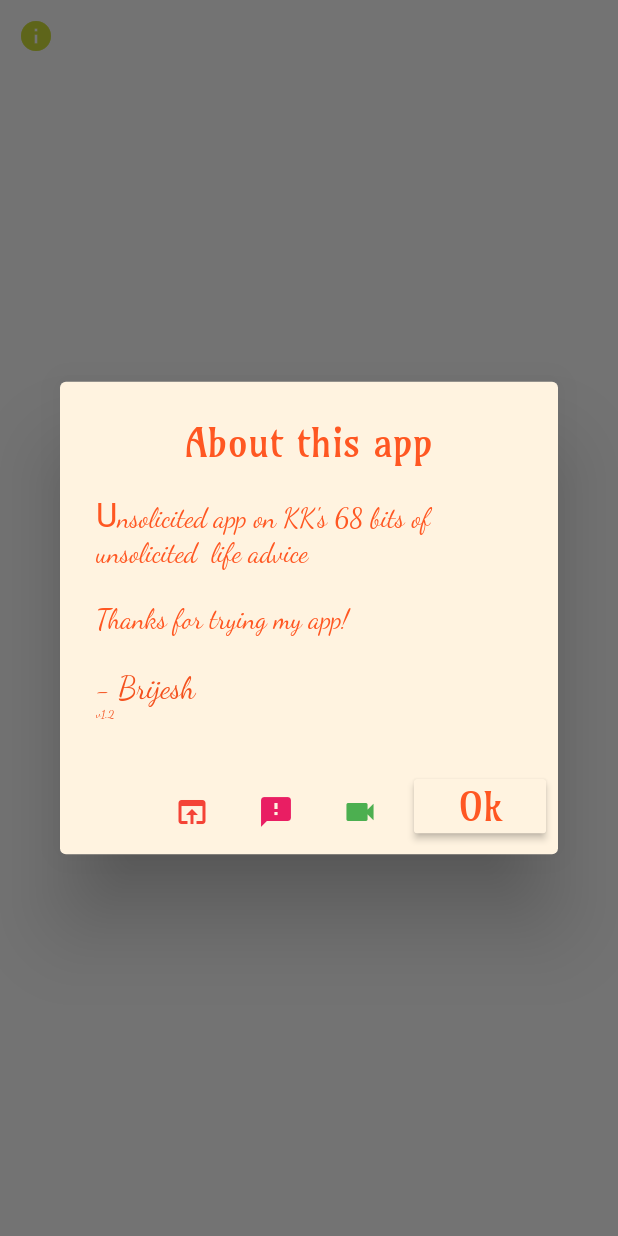
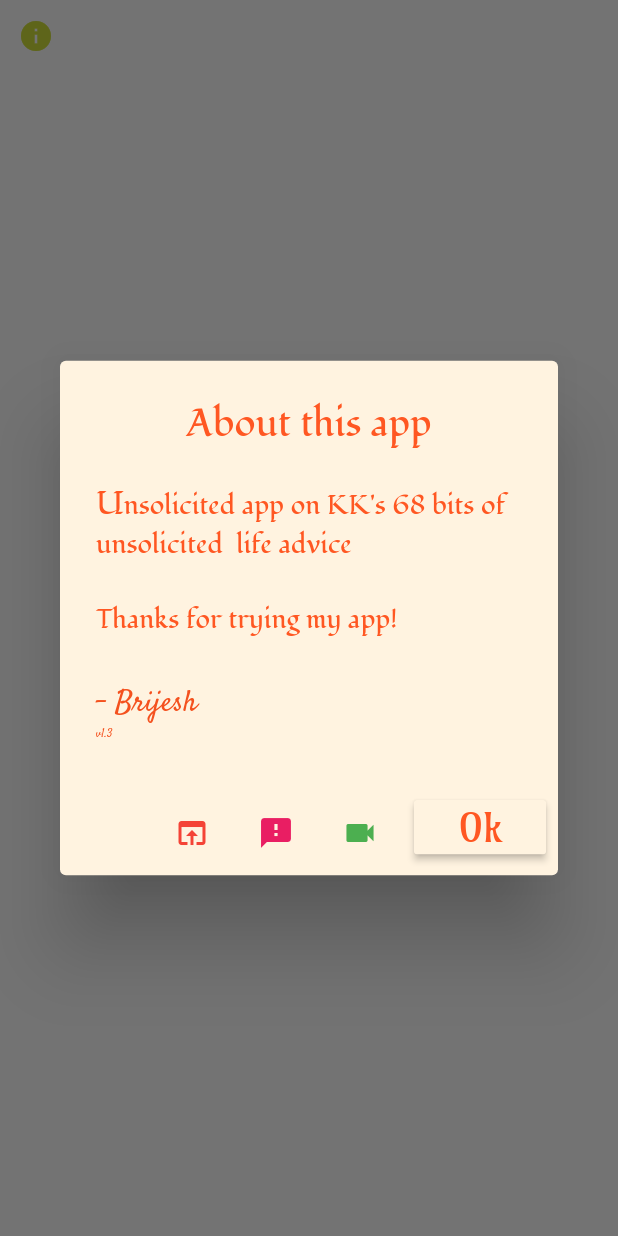
Before and after one commit to ammanath/kk_advice, a Flutter app: the AboutButton widget shown alone on an empty page, opened directly, after a tap on the "info" icon, on a phone screen of 412 x 824 dp. Run offline on Flutter 3.47's test engine with Material 2 defaults, Android fonts, the phone set to English and light mode, and no system bars; our stand-ins replace animated_text_kit, google_fonts, rating_dialog; missing offline and left inert: launch_review, rounded_letter.

Commit message:
embed fonts

```diff
--- a/assets/fonts/OFL.txt
+++ b/assets/fonts/OFL.txt
@@ -1,4 +1,4 @@
-Copyright 2011, The VT323 Project Authors (peter.hull@oikoi.com)
+Copyright (c) 2017 by TAE System & Typefaces Co.. All rights reserved.
 
 This Font Software is licensed under the SIL Open Font License, Version 1.1.
 This license is copied below, and is also available with a FAQ at:
--- a/lib/aboutButton.dart
+++ b/lib/aboutButton.dart
@@ -26,7 +26,7 @@ class AboutButton extends StatelessWidget {
     String email = 'mailto:kkapp@ammanath.com?subject=Feedback_about_kkapp';
     String thanks = '\nThanks for trying my app! ';
     String signature = '\n\n- Brijesh';
-    String version = '\nv1.2';
+    String version = '\nv1.3';
 
     showDialog(
         context: context,
@@ -35,37 +35,50 @@ class AboutButton extends StatelessWidget {
           return AlertDialog(
             title: Center(
                 child: Text("About this app",
-                    style: GoogleFonts.amarante(
+                    style: TextStyle(
+                      fontFamily: 'Fondamento',
                       fontSize: 26,
                       color: Colors.deepOrange,
                     ))),
             content: Text.rich(
               TextSpan(
                 text: textAbout[0],
-                style: GoogleFonts.rumRaisin(
+                style: TextStyle(
+                  fontFamily: 'Fondamento',
+                  fontSize: 22,
                   color: Colors.deepOrange,
-                  fontSize: 22,
                 ),
                 children: [
                   TextSpan(
-                    text: textAbout.substring(1),
-                    style: GoogleFonts.dancingScript(
-                        fontSize: 18, color: Colors.deepOrange),
-                  ),
+                      text: textAbout.substring(1),
+                      style: TextStyle(
+                        fontFamily: 'Fondamento',
+                        fontSize: 18,
+                        color: Colors.deepOrange,
+                      )),
                   TextSpan(
                     text: thanks,
-                    style: GoogleFonts.dancingScript(
-                        fontSize: 18, color: Colors.deepOrange),
+                    style: TextStyle(
+                      fontFamily: 'Fondamento',
+                      fontSize: 18,
+                      color: Colors.deepOrange,
+                    ),
                   ),
                   TextSpan(
                     text: signature,
-                    style: GoogleFonts.dancingScript(
-                        fontSize: 20, color: Colors.deepOrange[600]),
+                    style: TextStyle(
+                      fontFamily: 'Satisfy',
+                      fontSize: 20,
+                      color: Colors.deepOrange[600],
+                    ),
                   ),
                   TextSpan(
                     text: version,
-                    style: GoogleFonts.dancingScript(
-                        fontSize: 8, color: Colors.deepOrange[600]),
+                    style: TextStyle(
+                      fontFamily: 'Satisfy',
+                      fontSize: 8,
+                      color: Colors.deepOrange[600],
+                    ),
                   )
                 ],
               ),
```
Also changed, not shown: lib/adviceHome.dart (+20 -10 lines), pubspec.yaml (+7 -1 lines), assets/fonts/Gugi.ttf (added), assets/fonts/Schoolbell.ttf (added), 1 other file.
